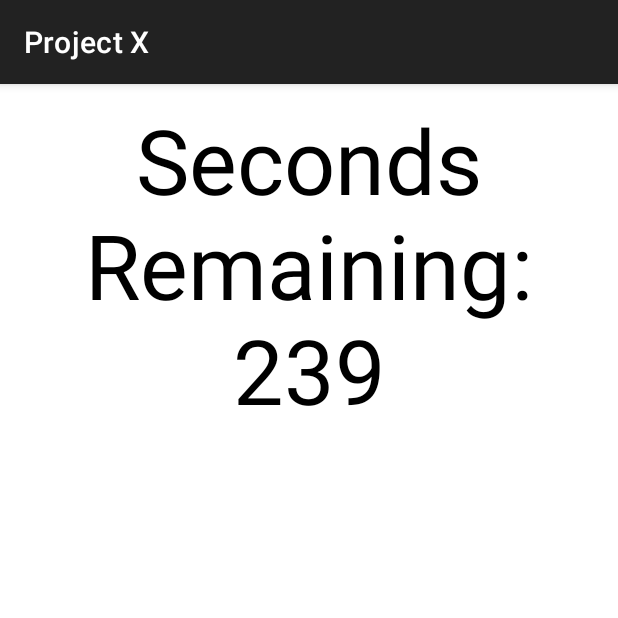
After one commit to Cleiton366/Projeto-Final-Topicos-Especiais-I, an Android app: the Timer screen opened directly, with no data from a screen before it, on a phone screen of 412 x 824 dp, the top half of it. The commit adds this screen. Run offline under Robolectric (Android 15) with nearby library versions, the phone set to English and light mode, and no system bars.

Commit message:
Finish feature timer

```diff
--- a/app/build.gradle
+++ b/app/build.gradle
@@ -42,7 +42,9 @@ dependencies {
     implementation 'androidx.appcompat:appcompat:1.3.1'
     implementation 'com.google.android.material:material:1.4.0'
     implementation 'androidx.constraintlayout:constraintlayout:2.1.0'
+    implementation 'com.google.ar.sceneform:filament-android:1.17.1'
     testImplementation 'junit:junit:4.+'
     androidTestImplementation 'androidx.test.ext:junit:1.1.3'
     androidTestImplementation 'androidx.test.espresso:espresso-core:3.4.0'
+    implementation 'com.xw.repo:bubbleseekbar:3.4-lite'
 }
--- a/app/src/main/java/com/quixada/ufc/projectx/DetailActivity.kt
+++ b/app/src/main/java/com/quixada/ufc/projectx/DetailActivity.kt
@@ -1,5 +1,6 @@
 package com.quixada.ufc.projectx
 
+import android.content.Intent
 import androidx.appcompat.app.AppCompatActivity
 import android.os.Bundle
 import android.widget.LinearLayout
@@ -42,5 +43,8 @@ class DetailActivity : AppCompatActivity() {
         eliminatedCharactersList.add(character)
         charactersList.removeAt(characterID)
         //TODO go back to timer activity
+        //if(character.role == )
+        val intent = Intent(applicationContext, Timer::class.java)
+        startActivity(intent)
     }
 }
--- a/app/src/main/java/com/quixada/ufc/projectx/MainActivity.kt
+++ b/app/src/main/java/com/quixada/ufc/projectx/MainActivity.kt
@@ -3,11 +3,13 @@ package com.quixada.ufc.projectx
 import android.content.Intent
 import androidx.appcompat.app.AppCompatActivity
 import android.os.Bundle
+import android.widget.Button
 
 class MainActivity : AppCompatActivity() {
     override fun onCreate(savedInstanceState: Bundle?) {
         super.onCreate(savedInstanceState)
         val intent = Intent(applicationContext, MainMenu::class.java)
         startActivity(intent)
+
     }
 }
--- a/app/src/main/java/com/quixada/ufc/projectx/MainMenu.kt
+++ b/app/src/main/java/com/quixada/ufc/projectx/MainMenu.kt
@@ -15,7 +15,7 @@ class MainMenu : AppCompatActivity() {
 
     private fun handleOnClickEvents () {
         val playBtn = findViewById<LinearLayout>(R.id.play_btn)
-        val howToPlayBtn = findViewById<LinearLayout>(R.id.about_btn)
+        val howToPlayBtn = findViewById<LinearLayout>(R.id.how_to_play_btn)
         val aboutBtn = findViewById<LinearLayout>(R.id.about_btn)
 
         playBtn.setOnClickListener {
@@ -23,7 +23,8 @@ class MainMenu : AppCompatActivity() {
             startActivity(intent)
         }
         howToPlayBtn.setOnClickListener {
-
+            val intent = Intent(applicationContext, Timer::class.java)
+            startActivity(intent)
         }
         aboutBtn.setOnClickListener {
 
--- a/app/src/main/java/com/quixada/ufc/projectx/SortRolesActivity.kt
+++ b/app/src/main/java/com/quixada/ufc/projectx/SortRolesActivity.kt
@@ -1,5 +1,6 @@
 package com.quixada.ufc.projectx
 
+import android.content.Intent
 import androidx.appcompat.app.AppCompatActivity
 import android.os.Bundle
 import android.view.ViewGroup
@@ -57,9 +58,12 @@ class SortRolesActivity : AppCompatActivity() {
                 Thread.sleep(20000)
                 //TODO narrate that this specific player must sleep now
             }
+            val intent = Intent(applicationContext, Timer::class.java)
+            startActivity(intent)
         }).start()
 
         //TODO start the timer activity in the end of this function
+
     }
 
     private fun narratePlayersRoles () {
--- /dev/null
+++ b/app/src/main/java/com/quixada/ufc/projectx/Timer.kt
@@ -0,0 +1,64 @@
+package com.quixada.ufc.projectx
+
+import android.content.BroadcastReceiver
+import android.content.Context
+import android.content.Intent
+import android.content.IntentFilter
+import androidx.appcompat.app.AppCompatActivity
+import android.os.Bundle
+import android.os.CountDownTimer
+import android.widget.Button
+import android.widget.TextView
+import kotlin.math.roundToInt
+import com.quixada.ufc.projectx.*
+import com.quixada.ufc.projectx.databinding.ActivityTimerBinding
+import java.util.*
+import java.util.Timer
+
+class Timer : AppCompatActivity() {
+
+    private lateinit var binding: ActivityTimerBinding
+    private var timerStarted = true
+    private lateinit var serviceIntent: Intent
+    private var time = 0.0
+    private lateinit var timer: CountDownTimer
+
+    override fun onCreate(savedInstanceState: Bundle?)
+    {
+        super.onCreate(savedInstanceState)
+        binding = ActivityTimerBinding.inflate(layoutInflater)
+        setContentView(binding.root)
+
+
+        val textV = findViewById<TextView>(R.id.timeTV)
+
+        timer = object : CountDownTimer(240000,1000){
+            override fun onTick(millisUntilFinished: Long) {
+                textV.setText("Seconds Remaining: " + millisUntilFinished / 1000)
+            }
+
+            override fun onFinish() {
+                val intent = Intent(applicationContext, EliminatePlayerActivity::class.java)
+                startActivity(intent)
+            }
+
+        }
+
+       // val votBtn = findViewById<Button>(R.id.startVot)
+
+       // votBtn.setOnClickListener{
+           // val intent = Intent(applicationContext, Voting::class.java)
+           // startActivity(intent)
+        //}
+    }
+
+    override fun onStart() {
+        super.onStart()
+        timer.start()
+    }
+
+    override fun onStop() {
+        super.onStop()
+        timer.cancel()
+    }
+}
--- /dev/null
+++ b/app/src/main/res/drawable/ic_baseline_pause_24.xml
@@ -0,0 +1,5 @@
+<vector android:height="24dp" android:tint="#000000"
+    android:viewportHeight="24" android:viewportWidth="24"
+    android:width="24dp" xmlns:android="http://schemas.android.com/apk/res/android">
+    <path android:fillColor="@android:color/white" android:pathData="M6,19h4L10,5L6,5v14zM14,5v14h4L18,5h-4z"/>
+</vector>
--- /dev/null
+++ b/app/src/main/res/drawable/ic_baseline_play_arrow_24.xml
@@ -0,0 +1,5 @@
+<vector android:height="24dp" android:tint="#000000"
+    android:viewportHeight="24" android:viewportWidth="24"
+    android:width="24dp" xmlns:android="http://schemas.android.com/apk/res/android">
+    <path android:fillColor="@android:color/white" android:pathData="M8,5v14l11,-7z"/>
+</vector>
--- /dev/null
+++ b/app/src/main/res/drawable/ic_baseline_replay_24.xml
@@ -0,0 +1,5 @@
+<vector android:height="24dp" android:tint="#000000"
+    android:viewportHeight="24" android:viewportWidth="24"
+    android:width="24dp" xmlns:android="http://schemas.android.com/apk/res/android">
+    <path android:fillColor="@android:color/white" android:pathData="M12,5V1L7,6l5,5V7c3.31,0 6,2.69 6,6s-2.69,6 -6,6 -6,-2.69 -6,-6H4c0,4.42 3.58,8 8,8s8,-3.58 8,-8 -3.58,-8 -8,-8z"/>
+</vector>
--- /dev/null
+++ b/app/src/main/res/layout/activity_timer.xml
@@ -0,0 +1,21 @@
+<?xml version="1.0" encoding="utf-8"?>
+<LinearLayout
+    android:orientation="vertical"
+    xmlns:android="http://schemas.android.com/apk/res/android"
+    xmlns:app="http://schemas.android.com/apk/res-auto"
+    xmlns:tools="http://schemas.android.com/tools"
+    android:layout_width="match_parent"
+    android:layout_height="match_parent"
+    tools:context=".MainActivity">
+
+    <TextView
+        android:id="@+id/timeTV"
+        android:layout_width="match_parent"
+        android:layout_height="wrap_content"
+        android:text="00:00:00"
+        android:padding="10dp"
+        android:textColor="@color/black"
+        android:textSize="60sp"
+        android:textAlignment="center"/>
+
+</LinearLayout>
--- a/build.gradle
+++ b/build.gradle
@@ -5,7 +5,7 @@ buildscript {
         mavenCentral()
     }
     dependencies {
-        classpath "com.android.tools.build:gradle:7.0.1"
+        classpath 'com.android.tools.build:gradle:7.3.0'
         classpath 'org.jetbrains.kotlin:kotlin-gradle-plugin:1.6.10'
 
         // NOTE: Do not place your application dependencies here; they belong
```
Also changed, not shown: app/src/main/AndroidManifest.xml (+28 -0 lines), app/src/main/java/com/quixada/ufc/projectx/TimerService.kt (added, +38 -0 lines), app/src/main/res/drawable/pbtime.xml (added, +40 -0 lines), app/src/main/res/drawable/progressbar_circle.xml (added, +21 -0 lines), app/src/main/res/drawable/progressbar_circle_shape.xml (added, +11 -0 lines), app/src/main/res/layout/activity_main.xml (+9 -1 lines), app/src/main/res/values/strings.xml (+7 -0 lines), gradle/wrapper/gradle-wrapper.properties.
